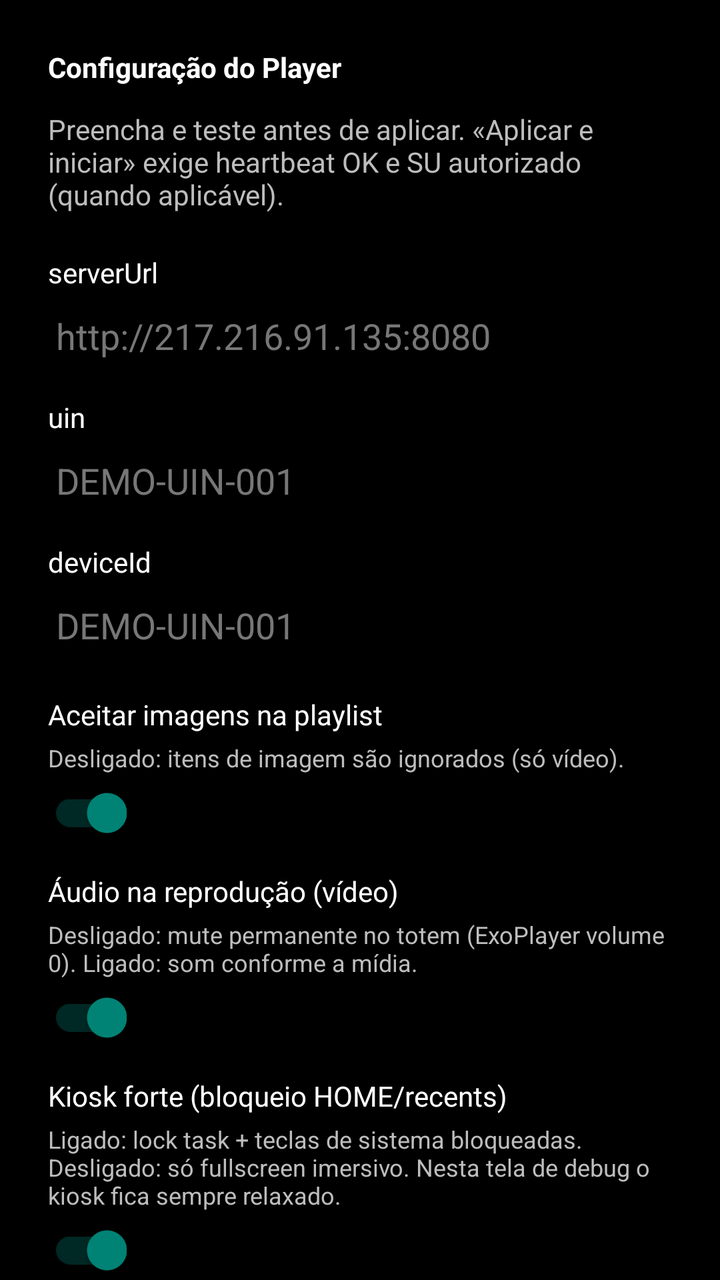
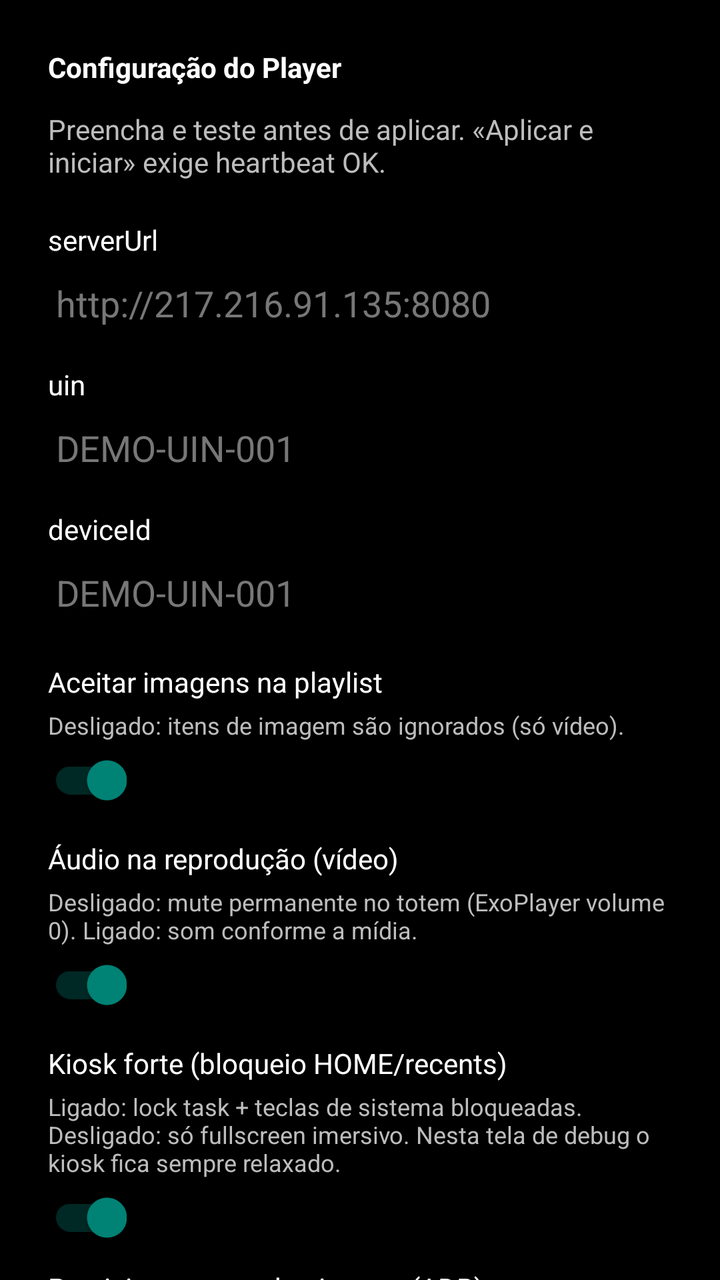

Before-and-after screenshots of an Android layout around one commit, followed by the original layout XML and the change that was made.
<!-- AndroidManifest.xml: activity theme Theme.PlayerAD -->
<!-- res/layout/activity_debug_config.xml -->
<?xml version="1.0" encoding="utf-8"?>
<ScrollView xmlns:android="http://schemas.android.com/apk/res/android"
    android:layout_width="match_parent"
    android:layout_height="match_parent"
    android:background="#000000">

    <LinearLayout
        android:layout_width="match_parent"
        android:layout_height="wrap_content"
        android:padding="24dp"
        android:orientation="vertical">

        <TextView
            android:id="@+id/textReason"
            android:layout_width="match_parent"
            android:layout_height="wrap_content"
            android:textColor="#FFFFFF"
            android:textStyle="bold"
            android:text="Configuração do Player"/>

        <LinearLayout
            android:id="@+id/panelSuSetup"
            android:layout_width="match_parent"
            android:layout_height="wrap_content"
            android:layout_marginTop="16dp"
            android:background="#1E2A1E"
            android:orientation="vertical"
            android:padding="16dp"
            android:visibility="gone">

            <TextView
                android:layout_width="match_parent"
                android:layout_height="wrap_content"
                android:text="@string/su_section_title"
                android:textColor="#A5D6A7"
                android:textSize="16sp"
                android:textStyle="bold" />

            <TextView
                android:layout_width="match_parent"
                android:layout_height="wrap_content"
                android:layout_marginTop="8dp"
                android:lineSpacingExtra="3dp"
                android:text="@string/su_section_hint"
                android:textColor="#C8E6C9"
                android:textSize="13sp" />

            <TextView
                android:id="@+id/textSuStatus"
                android:layout_width="match_parent"
                android:layout_height="wrap_content"
                android:layout_marginTop="12dp"
                android:text="@string/su_status_pending"
                android:textColor="#FFFFFF"
                android:textSize="14sp"
                android:textStyle="bold" />

            <Button
                android:id="@+id/btnRequestSu"
                android:layout_width="match_parent"
                android:layout_height="wrap_content"
                android:layout_marginTop="12dp"
                android:text="@string/su_btn_request" />
        </LinearLayout>

        <TextView
            android:layout_width="match_parent"
            android:layout_height="wrap_content"
            android:layout_marginTop="12dp"
            android:textColor="#BDBDBD"
            android:text="Preencha e teste antes de aplicar. «Aplicar e iniciar» exige heartbeat OK e SU autorizado (quando aplicável)."/>

        <TextView
            android:layout_width="match_parent"
            android:layout_height="wrap_content"
            android:layout_marginTop="20dp"
            android:textColor="#FFFFFF"
            android:text="serverUrl"/>

        <EditText
            android:id="@+id/editServerUrl"
            android:layout_width="match_parent"
            android:layout_height="wrap_content"
            android:inputType="textUri"
            android:textColor="#FFFFFF"
            android:textColorHint="#777777"
            android:hint="http://217.216.91.135:8080"/>

        <TextView
            android:layout_width="match_parent"
            android:layout_height="wrap_content"
            android:layout_marginTop="12dp"
            android:textColor="#FFFFFF"
            android:text="uin"/>

        <EditText
            android:id="@+id/editUin"
            android:layout_width="match_parent"
            android:layout_height="wrap_content"
            android:inputType="text"
            android:textColor="#FFFFFF"
            android:textColorHint="#777777"
            android:hint="DEMO-UIN-001"/>

        <TextView
            android:layout_width="match_parent"
            android:layout_height="wrap_content"
            android:layout_marginTop="12dp"
            android:textColor="#FFFFFF"
            android:text="deviceId"/>

        <EditText
            android:id="@+id/editDeviceId"
            android:layout_width="match_parent"
            android:layout_height="wrap_content"
            android:inputType="text"
            android:textColor="#FFFFFF"
            android:textColorHint="#777777"
            android:hint="DEMO-UIN-001"/>

        <TextView
            android:layout_width="match_parent"
            android:layout_height="wrap_content"
            android:layout_marginTop="16dp"
            android:textColor="#FFFFFF"
            android:text="Aceitar imagens na playlist"/>

        <TextView
            android:layout_width="match_parent"
            android:layout_height="wrap_content"
            android:layout_marginTop="4dp"
            android:textColor="#BDBDBD"
            android:textSize="12sp"
            android:text="Desligado: itens de imagem são ignorados (só vídeo)."/>

        <androidx.appcompat.widget.SwitchCompat
            android:id="@+id/switchAcceptImages"
            android:layout_width="wrap_content"
            android:layout_height="wrap_content"
            android:layout_marginTop="6dp"
            android:checked="true"/>

        <TextView
            android:layout_width="match_parent"
            android:layout_height="wrap_content"
            android:layout_marginTop="16dp"
            android:textColor="#FFFFFF"
            android:text="Áudio na reprodução (vídeo)"/>

        <TextView
            android:layout_width="match_parent"
            android:layout_height="wrap_content"
            android:layout_marginTop="4dp"
            android:textColor="#BDBDBD"
            android:textSize="12sp"
            android:text="Desligado: mute permanente no totem (ExoPlayer volume 0). Ligado: som conforme a mídia."/>

        <androidx.appcompat.widget.SwitchCompat
            android:id="@+id/switchAllowPlaybackAudio"
            android:layout_width="wrap_content"
            android:layout_height="wrap_content"
            android:layout_marginTop="6dp"
            android:checked="true"/>

        <TextView
            android:layout_width="match_parent"
            android:layout_height="wrap_content"
            android:layout_marginTop="16dp"
            android:textColor="#FFFFFF"
            android:text="Kiosk forte (bloqueio HOME/recents)"/>

        <TextView
            android:layout_width="match_parent"
            android:layout_height="wrap_content"
            android:layout_marginTop="4dp"
            android:textColor="#BDBDBD"
            android:textSize="12sp"
            android:text="Ligado: lock task + teclas de sistema bloqueadas. Desligado: só fullscreen imersivo. Nesta tela de debug o kiosk fica sempre relaxado."/>

        <androidx.appcompat.widget.SwitchCompat
            android:id="@+id/switchStrongKiosk"
            android:layout_width="wrap_content"
            android:layout_height="wrap_content"
            android:layout_marginTop="6dp"
            android:checked="true"/>

        <TextView
            android:layout_width="match_parent"
            android:layout_height="wrap_content"
            android:layout_marginTop="16dp"
            android:textColor="#FFFFFF"
            android:text="Orientação da tela"/>

        <TextView
            android:layout_width="match_parent"
            android:layout_height="wrap_content"
            android:layout_marginTop="4dp"
            android:textColor="#BDBDBD"
            android:textSize="12sp"
            android:text="Portrait 9:16 para totem vertical. O instalador ADB também fixa rotação no SO."/>

        <Spinner
            android:id="@+id/spinnerScreenOrientation"
            android:layout_width="match_parent"
            android:layout_height="wrap_content"
            android:layout_marginTop="8dp"/>

        <TextView
            android:id="@+id/textOrientationDegrees"
            android:layout_width="match_parent"
            android:layout_height="wrap_content"
            android:layout_marginTop="8dp"
            android:textColor="#BDBDBD"
            android:textSize="13sp"
            android:text="0° — retrato (portrait)"/>

        <Button
            android:id="@+id/btnRotateScreen"
            android:layout_width="match_parent"
            android:layout_height="wrap_content"
            android:layout_marginTop="8dp"
            android:text="Girar 90°"/>

        <TextView
            android:layout_width="match_parent"
            android:layout_height="wrap_content"
            android:layout_marginTop="4dp"
            android:textColor="#777777"
            android:textSize="11sp"
            android:text="Cada toque gira a tela e grava em player-config.json (app). Rotação do Android (SO) continua via ADB."/>

        <TextView
            android:layout_width="match_parent"
            android:layout_height="wrap_content"
            android:layout_marginTop="12dp"
            android:textColor="#FFFFFF"
            android:text="Provisionamento do sistema (ADB)"/>

        <TextView
            android:layout_width="match_parent"
            android:layout_height="wrap_content"
            android:layout_marginTop="4dp"
            android:textColor="#BDBDBD"
            android:textSize="12sp"
            android:text="Somente leitura. Portrait no SO e launcher exigem install-player-adb.ps1 no PC com depuração USB."/>

        <TextView
            android:id="@+id/textSystemProvisioning"
            android:layout_width="match_parent"
            android:layout_height="wrap_content"
            android:layout_marginTop="8dp"
            android:textColor="#9E9E9E"
            android:textSize="11sp"
            android:fontFamily="monospace"
            android:text="A carregar..."/>

        <TextView
            android:layout_width="match_parent"
            android:layout_height="wrap_content"
            android:layout_marginTop="16dp"
            android:textColor="#FFFFFF"
            android:text="Máx. segundos sem verificar servidor"/>

        <TextView
            android:layout_width="match_parent"
            android:layout_height="wrap_content"
            android:layout_marginTop="4dp"
            android:textColor="#BDBDBD"
            android:textSize="12sp"
            android:text="Checagem híbrida: por ciclo + tempo máximo. Mínimo: 10s (recomendado: 30-60s)."/>

        <EditText
            android:id="@+id/editMaxSecondsWithoutServerCheck"
            android:layout_width="match_parent"
            android:layout_height="wrap_content"
            android:layout_marginTop="6dp"
            android:inputType="number"
            android:textColor="#FFFFFF"
            android:textColorHint="#777777"
            android:hint="60"/>

        <TextView
            android:layout_width="match_parent"
            android:layout_height="wrap_content"
            android:layout_marginTop="16dp"
            android:textColor="#FFFFFF"
            android:text="Armazenamento (mídias / cache)"/>

        <TextView
            android:layout_width="match_parent"
            android:layout_height="wrap_content"
            android:layout_marginTop="4dp"
            android:textColor="#BDBDBD"
            android:textSize="12sp"
            android:text="auto = preferir volume removível (USB/SD) se o Android expuser em getExternalFilesDirs; path_override = pasta absoluta."/>

        <Spinner
            android:id="@+id/spinnerStorage"
            android:layout_width="match_parent"
            android:layout_height="wrap_content"
            android:layout_marginTop="8dp"/>

        <TextView
            android:layout_width="match_parent"
            android:layout_height="wrap_content"
            android:layout_marginTop="8dp"
            android:textColor="#FFFFFF"
            android:textSize="12sp"
            android:text="Caminho (só se path_override)"/>

        <EditText
            android:id="@+id/editStoragePath"
            android:layout_width="match_parent"
            android:layout_height="wrap_content"
            android:inputType="textUri"
            android:textColor="#FFFFFF"
            android:textColorHint="#777777"
            android:hint="/storage/.../Android/data/.../files"/>

        <TextView
            android:layout_width="match_parent"
            android:layout_height="wrap_content"
            android:layout_marginTop="20dp"
            android:textColor="#FFFFFF"
            android:textStyle="bold"
            android:text="Rede local (IPv4)"/>

        <TextView
            android:layout_width="match_parent"
            android:layout_height="wrap_content"
            android:layout_marginTop="6dp"
            android:textColor="#BDBDBD"
            android:textSize="12sp"
            android:text="Interfaces detectadas neste aparelho (eth/en = cabo, wlan = Wi‑Fi)."/>

        <TextView
            android:layout_width="match_parent"
            android:layout_height="wrap_content"
            android:layout_marginTop="10dp"
            android:textColor="#9CCC65"
            android:textSize="12sp"
            android:text="Ethernet"/>

        <TextView
            android:id="@+id/textIpEthernet"
            android:layout_width="match_parent"
            android:layout_height="wrap_content"
            android:textColor="#FFFFFF"
            android:textSize="13sp"
            android:fontFamily="monospace"
            android:text="—"/>

        <TextView
            android:layout_width="match_parent"
            android:layout_height="wrap_content"
            android:layout_marginTop="10dp"
            android:textColor="#64B5F6"
            android:textSize="12sp"
            android:text="Wi‑Fi"/>

        <TextView
            android:id="@+id/textIpWifi"
            android:layout_width="match_parent"
            android:layout_height="wrap_content"
            android:textColor="#FFFFFF"
            android:textSize="13sp"
            android:fontFamily="monospace"
            android:text="—"/>

        <TextView
            android:id="@+id/labelIpOther"
            android:layout_width="match_parent"
            android:layout_height="wrap_content"
            android:layout_marginTop="10dp"
            android:textColor="#BDBDBD"
            android:textSize="12sp"
            android:visibility="gone"
            android:text="Outras interfaces"/>

        <TextView
            android:id="@+id/textIpOther"
            android:layout_width="match_parent"
            android:layout_height="wrap_content"
            android:textColor="#FFFFFF"
            android:textSize="12sp"
            android:fontFamily="monospace"
            android:visibility="gone"
            android:text=""/>

        <TextView
            android:layout_width="match_parent"
            android:layout_height="wrap_content"
            android:layout_marginTop="20dp"
            android:textColor="#FFFFFF"
            android:textStyle="bold"
            android:text="Estado offline"/>

        <TextView
            android:layout_width="match_parent"
            android:layout_height="wrap_content"
            android:layout_marginTop="6dp"
            android:textColor="#BDBDBD"
            android:textSize="11sp"
            android:text="Fonte do plano, último DispatchPlan persistido e total de mídias locais (propagandas/vinhetas)."/>

        <TextView
            android:id="@+id/textOfflineState"
            android:layout_width="match_parent"
            android:layout_height="wrap_content"
            android:layout_marginTop="8dp"
            android:textColor="#E0E0E0"
            android:textSize="12sp"
            android:fontFamily="monospace"
            android:text="(carregar...)"/>

        <LinearLayout
            android:layout_width="match_parent"
            android:layout_height="wrap_content"
            android:orientation="horizontal"
            android:layout_marginTop="18dp">

            <Button
                android:id="@+id/btnRegisterActivation"
                android:layout_width="match_parent"
                android:layout_height="wrap_content"
                android:text="Vincular código ao hardware"/>
        </LinearLayout>

        <LinearLayout
            android:layout_width="match_parent"
            android:layout_height="wrap_content"
            android:orientation="horizontal"
            android:layout_marginTop="12dp">

            <Button
                android:id="@+id/btnTestHeartbeat"
                android:layout_width="0dp"
                android:layout_height="wrap_content"
                android:layout_weight="1"
                android:text="Teste heartbeat"/>

            <Button
                android:id="@+id/btnTestDispatch"
                android:layout_width="0dp"
                android:layout_height="wrap_content"
                android:layout_weight="1"
                android:layout_marginStart="12dp"
                android:text="DispatchPlan"/>
        </LinearLayout>

        <LinearLayout
            android:layout_width="match_parent"
            android:layout_height="wrap_content"
            android:orientation="horizontal"
            android:layout_marginTop="12dp">

            <Button
                android:id="@+id/btnApplyAndStart"
                android:layout_width="0dp"
                android:layout_height="wrap_content"
                android:layout_weight="1"
                android:text="Aplicar e iniciar"/>

            <Button
                android:id="@+id/btnStartWithoutSave"
                android:layout_width="0dp"
                android:layout_height="wrap_content"
                android:layout_weight="1"
                android:layout_marginStart="12dp"
                android:text="Iniciar sem salvar"/>
        </LinearLayout>

        <TextView
            android:id="@+id/textStatus"
            android:layout_width="match_parent"
            android:layout_height="wrap_content"
            android:layout_marginTop="18dp"
            android:textColor="#FFFFFF"
            android:textSize="12sp"
            android:text="Status..."/>

        <TextView
            android:layout_width="match_parent"
            android:layout_height="wrap_content"
            android:layout_marginTop="24dp"
            android:textColor="#FFFFFF"
            android:textStyle="bold"
            android:text="Registo operacional"/>

        <TextView
            android:layout_width="match_parent"
            android:layout_height="wrap_content"
            android:layout_marginTop="6dp"
            android:textColor="#BDBDBD"
            android:textSize="11sp"
            android:text="Ações, erros e recebimento de DispatchPlan (data/hora). Ficheiro privado em filesDir do app."/>

        <LinearLayout
            android:layout_width="match_parent"
            android:layout_height="wrap_content"
            android:orientation="horizontal"
            android:layout_marginTop="10dp">

            <Button
                android:id="@+id/btnRefreshOperationalLog"
                android:layout_width="0dp"
                android:layout_height="wrap_content"
                android:layout_weight="1"
                android:text="Atualizar registo"/>

            <Button
                android:id="@+id/btnClearOperationalLog"
                android:layout_width="0dp"
                android:layout_height="wrap_content"
                android:layout_weight="1"
                android:layout_marginStart="12dp"
                android:text="Limpar registo"/>
        </LinearLayout>

        <ScrollView
            android:layout_width="match_parent"
            android:layout_height="320dp"
            android:layout_marginTop="8dp"
            android:fillViewport="true"
            android:background="#1A1A1A">

            <TextView
                android:id="@+id/textOperationalLog"
                android:layout_width="match_parent"
                android:layout_height="wrap_content"
                android:padding="10dp"
                android:textColor="#E0E0E0"
                android:textSize="10sp"
                android:fontFamily="monospace"
                android:textIsSelectable="true"
                android:text="(carregar…)"/>
        </ScrollView>

    </LinearLayout>
</ScrollView>
<!-- resources referenced by this layout -->
<resources>
  <string name="su_btn_request">Solicitar autorização SU</string>
  <string name="su_section_hint">Toque no botão abaixo. O diálogo do Android aparecerá por cima desta tela — use o controle para selecionar Permitir.\n\nAlguns firmwares voltam a perguntar em ~15 min sem opção permanente; isso é do sistema.</string>
  <string name="su_section_title">1. Autorização root (SU) — obrigatório</string>
  <string name="su_status_pending">Status: pendente — autorize na janela do Android</string>
  <style name="Theme.PlayerAD" parent="Theme.AppCompat.Light.NoActionBar">
          <item name="android:windowFullscreen">true</item>
          <item name="android:showOnLockScreen">true</item>
      </style>
</resources>

<!-- the commit's change to res/layout/activity_debug_config.xml (unified diff, before → after) -->
@@ -68,7 +68,7 @@
             android:layout_height="wrap_content"
             android:layout_marginTop="12dp"
             android:textColor="#BDBDBD"
-            android:text="Preencha e teste antes de aplicar. «Aplicar e iniciar» exige heartbeat OK e SU autorizado (quando aplicável)."/>
+            android:text="Preencha e teste antes de aplicar. «Aplicar e iniciar» exige heartbeat OK."/>
 
         <TextView
             android:layout_width="match_parent"
@@ -189,21 +189,24 @@
             android:layout_height="wrap_content"
             android:layout_marginTop="16dp"
             android:textColor="#FFFFFF"
-            android:text="Orientação da tela"/>
-
-        <TextView
-            android:layout_width="match_parent"
-            android:layout_height="wrap_content"
-            android:layout_marginTop="4dp"
-            android:textColor="#BDBDBD"
-            android:textSize="12sp"
-            android:text="Portrait 9:16 para totem vertical. O instalador ADB também fixa rotação no SO."/>
+            android:text="Orientação da tela"
+            android:visibility="gone"/>
+
+        <TextView
+            android:layout_width="match_parent"
+            android:layout_height="wrap_content"
+            android:layout_marginTop="4dp"
+            android:textColor="#BDBDBD"
+            android:textSize="12sp"
+            android:text="Rotação física: use set-android-display-rotation.ps1 ou configure-android-kiosk.sh via ADB."
+            android:visibility="gone"/>
 
         <Spinner
             android:id="@+id/spinnerScreenOrientation"
             android:layout_width="match_parent"
             android:layout_height="wrap_content"
-            android:layout_marginTop="8dp"/>
+            android:layout_marginTop="8dp"
+            android:visibility="gone"/>
 
         <TextView
             android:id="@+id/textOrientationDegrees"
@@ -212,22 +215,16 @@
             android:layout_marginTop="8dp"
             android:textColor="#BDBDBD"
             android:textSize="13sp"
-            android:text="0° — retrato (portrait)"/>
+            android:text="0° — retrato (portrait)"
+            android:visibility="gone"/>
 
         <Button
             android:id="@+id/btnRotateScreen"
             android:layout_width="match_parent"
             android:layout_height="wrap_content"
             android:layout_marginTop="8dp"
-            android:text="Girar 90°"/>
-
-        <TextView
-            android:layout_width="match_parent"
-            android:layout_height="wrap_content"
-            android:layout_marginTop="4dp"
-            android:textColor="#777777"
-            android:textSize="11sp"
-            android:text="Cada toque gira a tela e grava em player-config.json (app). Rotação do Android (SO) continua via ADB."/>
+            android:text="Girar 90°"
+            android:visibility="gone"/>
 
         <TextView
             android:layout_width="match_parent"
